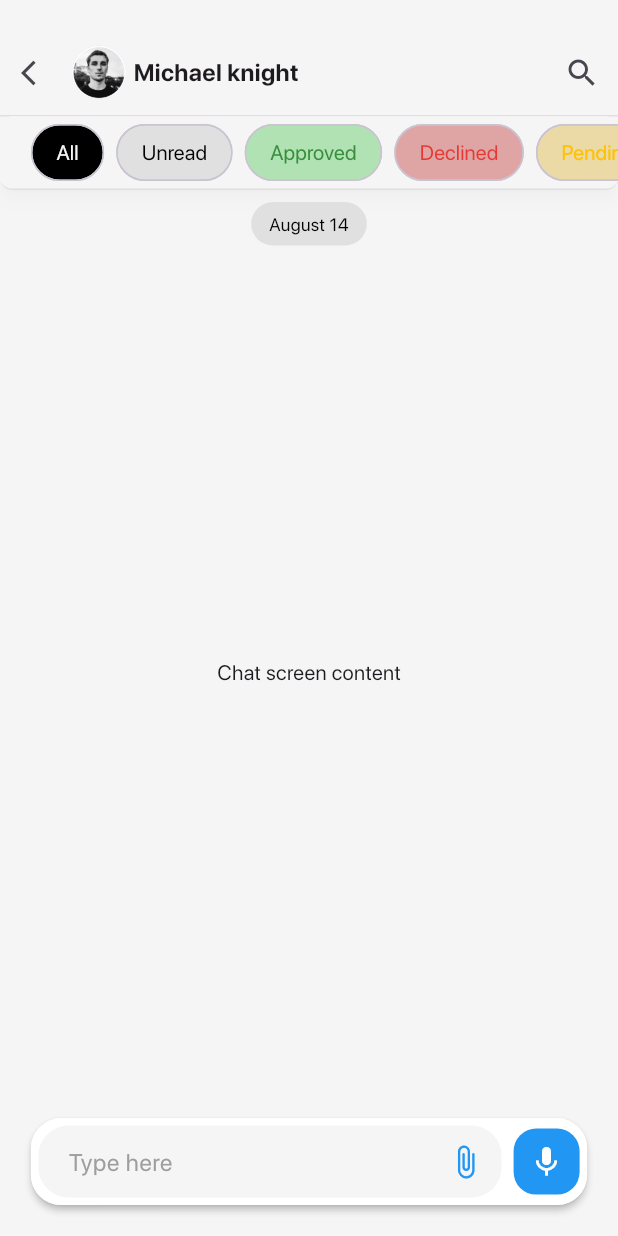
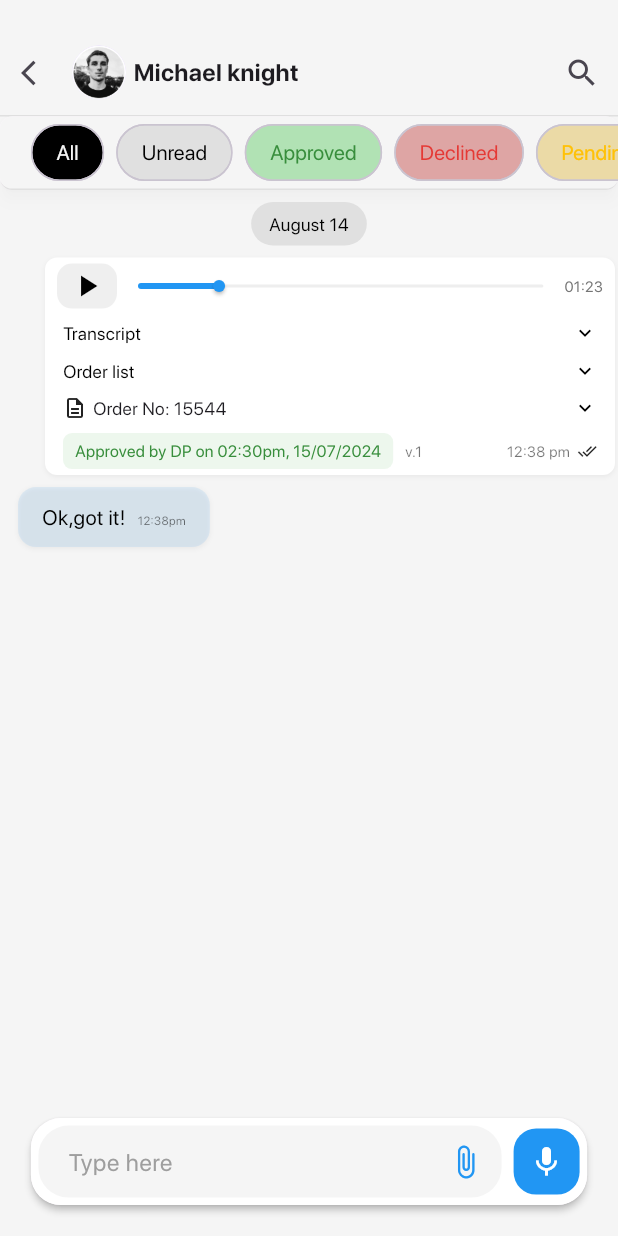
Before and after one commit to sahidvp/chat_app, a Flutter app: the ChatScreen screen opened directly, on a phone screen of 412 x 824 dp. Run offline on Flutter 3.47's test engine with Material 3 defaults, Android fonts, the phone set to English and light mode, and no system bars; our stand-ins replace permission_handler, shared_preferences; missing offline and left inert: flutter_sound; accounts and stored records are empty; project files that could hold a hidden picture were left out.

Commit message:
message order ui added

```diff
--- a/lib/view/chat_screen/chat_screen.dart
+++ b/lib/view/chat_screen/chat_screen.dart
@@ -1,9 +1,11 @@
 import 'package:chat_application/utils/screen_util.dart';
 import 'package:chat_application/utils/theme/app_colors.dart';
+import 'package:chat_application/view/chat_screen/widget/build_order.dart';
 import 'package:chat_application/view/chat_screen/widget/chat_header.dart';
 import 'package:chat_application/view/chat_screen/widget/chips.dart';
 import 'package:chat_application/view/chat_screen/widget/message_date.dart';
 import 'package:chat_application/view/chat_screen/widget/message_typing_field.dart';
+import 'package:chat_application/view/chat_screen/widget/recieved_message.dart';
 import 'package:flutter/material.dart';
 
 class ChatScreen extends StatelessWidget {
@@ -22,11 +24,21 @@ class ChatScreen extends StatelessWidget {
           ChatHeader(),
           // Wrapping Container with Material widget to apply elevation
           Chips(),
-          messageDate(),
 
-          const Expanded(
-            child: Center(child: Text("Chat screen content")),
-          ),
+          Expanded(
+              child: Column(
+            children: [
+              messageDate(),
+              OrderMessage(
+                orderNumber: '15544',
+                approvedBy: 'DP',
+                approvalTime: '02:30pm, 15/07/2024',
+                date: '12:38 pm',
+                version: 'v.1',
+              ),
+              ReceivedMessage(message: "Ok,got it!", time: "12:38pm")
+            ],
+          )),
           MessageTypingField(),
         ],
       ),
--- /dev/null
+++ b/lib/view/chat_screen/widget/build_order.dart
@@ -0,0 +1,223 @@
+import 'package:chat_application/utils/theme/app_colors.dart';
+import 'package:flutter/material.dart';
+
+class OrderMessage extends StatefulWidget {
+  final String orderNumber;
+  final String approvedBy;
+  final String approvalTime;
+  final String date;
+  final String version;
+
+  const OrderMessage({
+    Key? key,
+    required this.orderNumber,
+    required this.approvedBy,
+    required this.approvalTime,
+    required this.date,
+    required this.version,
+  }) : super(key: key);
+
+  @override
+  State<OrderMessage> createState() => _OrderMessageState();
+}
+
+class _OrderMessageState extends State<OrderMessage> {
+  bool isPlaying = false;
+  double audioProgress = 0.2;
+
+  @override
+  Widget build(BuildContext context) {
+    return Container(
+      margin: const EdgeInsets.only(left: 30, right: 2),
+      decoration: BoxDecoration(
+        color: Colors.white,
+        borderRadius: BorderRadius.circular(8),
+        boxShadow: [
+          BoxShadow(
+            color: Colors.black.withOpacity(0.05),
+            blurRadius: 2,
+            offset: const Offset(0, 1),
+          ),
+        ],
+      ),
+      child: Column(
+        crossAxisAlignment: CrossAxisAlignment.start,
+        mainAxisSize: MainAxisSize.min,
+        children: [
+          // Audio player controls
+          Padding(
+            padding: const EdgeInsets.symmetric(horizontal: 8, vertical: 4),
+            child: Row(
+              children: [
+                Container(
+                  width: 40,
+                  height: 30,
+                  decoration: BoxDecoration(
+                    borderRadius: BorderRadius.circular(10),
+                    color: AppColors.greyLight.withOpacity(0.5),
+                  ),
+                  child: IconButton(
+                    onPressed: () {
+                      setState(() {
+                        isPlaying = !isPlaying;
+                      });
+                    },
+                    icon: Icon(
+                      isPlaying ? Icons.pause : Icons.play_arrow,
+                      color: Colors.black,
+                      size: 24,
+                    ),
+                    padding: EdgeInsets.zero,
+                    constraints: const BoxConstraints(),
+                  ),
+                ),
+                const SizedBox(width: 6),
+                Expanded(
+                  child: SliderTheme(
+                    data: SliderThemeData(
+                      trackHeight: 2,
+                      thumbShape:
+                          const RoundSliderThumbShape(enabledThumbRadius: 4),
+                      overlayShape:
+                          const RoundSliderOverlayShape(overlayRadius: 8),
+                      activeTrackColor: Colors.blue,
+                      inactiveTrackColor: Colors.grey[200],
+                      thumbColor: Colors.blue,
+                    ),
+                    child: Slider(
+                      value: audioProgress,
+                      onChanged: (value) {
+                        setState(() {
+                          audioProgress = value;
+                        });
+                      },
+                    ),
+                  ),
+                ),
+                const SizedBox(width: 6),
+                Text(
+                  "01:23",
+                  style: TextStyle(
+                    color: Colors.grey[600],
+                    fontSize: 10,
+                  ),
+                ),
+              ],
+            ),
+          ),
+
+          // Transcript section
+          Padding(
+            padding: const EdgeInsets.symmetric(horizontal: 12, vertical: 4),
+            child: Row(
+              mainAxisAlignment: MainAxisAlignment.spaceBetween,
+              children: [
+                const Text(
+                  'Transcript',
+                  style: TextStyle(
+                    color: Colors.black,
+                    fontSize: 12,
+                  ),
+                ),
+                Icon(Icons.keyboard_arrow_down, color: Colors.black, size: 16),
+              ],
+            ),
+          ),
+
+          Padding(
+            padding: const EdgeInsets.symmetric(horizontal: 12, vertical: 4),
+            child: Row(
+              mainAxisAlignment: MainAxisAlignment.spaceBetween,
+              children: [
+                const Text(
+                  'Order list',
+                  style: TextStyle(
+                    color: Colors.black,
+                    fontSize: 12,
+                  ),
+                ),
+                Icon(Icons.keyboard_arrow_down, color: Colors.black, size: 16),
+              ],
+            ),
+          ),
+
+          // Order List section
+          Padding(
+            padding: const EdgeInsets.symmetric(horizontal: 12, vertical: 4),
+            child: Row(
+              mainAxisAlignment: MainAxisAlignment.spaceBetween,
+              children: [
+                Row(
+                  children: [
+                    const Icon(Icons.description_outlined, size: 16),
+                    const SizedBox(width: 4),
+                    Text(
+                      'Order No: ${widget.orderNumber}',
+                      style: const TextStyle(
+                        fontWeight: FontWeight.w500,
+                        fontSize: 12,
+                      ),
+                    ),
+                  ],
+                ),
+                Icon(Icons.keyboard_arrow_down, color: Colors.black, size: 16),
+              ],
+            ),
+          ),
+
+          // Approval status with version and time
+          Padding(
+            padding: const EdgeInsets.symmetric(horizontal: 12, vertical: 4),
+            child: Row(
+              children: [
+                Container(
+                  padding:
+                      const EdgeInsets.symmetric(horizontal: 8, vertical: 4),
+                  decoration: BoxDecoration(
+                    color: Colors.green.withOpacity(0.1),
+                    borderRadius: BorderRadius.circular(6),
+                  ),
+                  child: Text(
+                    'Approved by ${widget.approvedBy} on ${widget.approvalTime}',
+                    style: TextStyle(
+                      color: Colors.green[700],
+                      fontSize: 11,
+                    ),
+                  ),
+                ),
+                const SizedBox(width: 4),
+                Container(
+                  padding:
+                      const EdgeInsets.symmetric(horizontal: 4, vertical: 1),
+                  child: Text(
+                    widget.version,
+                    style: const TextStyle(
+                      fontSize: 10,
+                      fontWeight: FontWeight.w500,
+                      color: Colors.black54,
+                    ),
+                  ),
+                ),
+                const Spacer(),
+                Text(
+                  widget.date,
+                  style: const TextStyle(
+                    color: Colors.black54,
+                    fontSize: 10,
+                  ),
+                ),
+                SizedBox(
+                  width: 5,
+                ),
+                Icon(
+                  Icons.done_all,
+                  size: 13,
+                )
+              ],
+            ),
+          ),
+        ],
+      ),
+    );
+  }
+}
--- /dev/null
+++ b/lib/view/chat_screen/widget/recieved_message.dart
@@ -0,0 +1,64 @@
+import 'package:chat_application/utils/theme/app_colors.dart';
+import 'package:flutter/material.dart';
+
+class ReceivedMessage extends StatelessWidget {
+  final String message;
+  final String time;
+
+  const ReceivedMessage({
+    Key? key,
+    required this.message,
+    required this.time,
+  }) : super(key: key);
+
+  @override
+  Widget build(BuildContext context) {
+    return Container(
+      margin: const EdgeInsets.only(left: 12, right: 80, top: 8, bottom: 8),
+      child: Row(
+        crossAxisAlignment: CrossAxisAlignment.end,
+        children: [
+          Column(
+            crossAxisAlignment: CrossAxisAlignment.start,
+            children: [
+              Container(
+                padding:
+                    const EdgeInsets.symmetric(horizontal: 16, vertical: 10),
+                decoration: BoxDecoration(
+                  color: AppColors.primary.withOpacity(0.1),
+                  borderRadius: BorderRadius.circular(12),
+                  boxShadow: [
+                    BoxShadow(
+                      color: Colors.black.withOpacity(0.05),
+                      blurRadius: 2,
+                      offset: const Offset(0, 1),
+                    ),
+                  ],
+                ),
+                child: Row(children: [
+                  Text(
+                    message,
+                    style: const TextStyle(
+                      color: Colors.black,
+                      fontSize: 14,
+                    ),
+                  ),
+                  Padding(
+                    padding: const EdgeInsets.only(left: 8, top: 4),
+                    child: Text(
+                      time,
+                      style: const TextStyle(
+                        color: Colors.black54,
+                        fontSize: 8,
+                      ),
+                    ),
+                  ),
+                ]),
+              ),
+            ],
+          ),
+        ],
+      ),
+    );
+  }
+}
```
